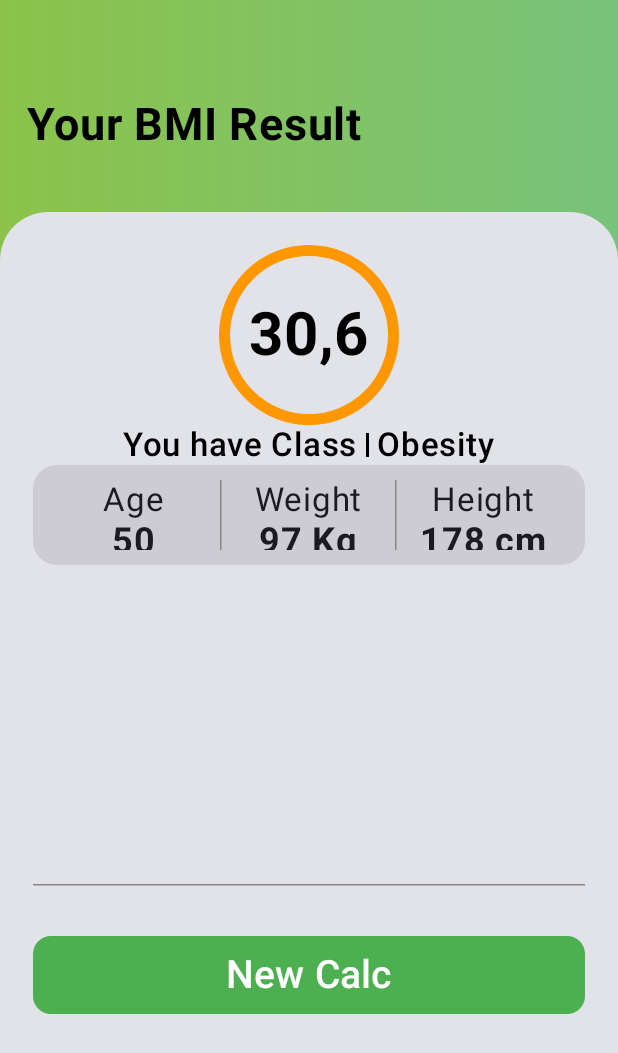
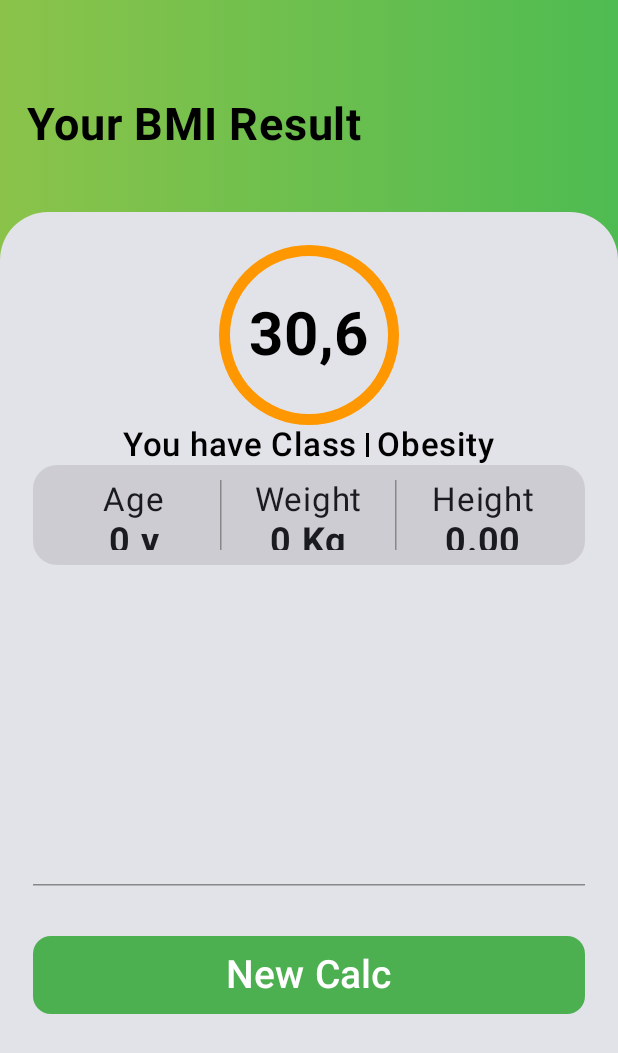
Before and after one commit to VitorPaes-coder/bmi-2025, an Android app built with Jetpack Compose: the BMIResultScreen screen opened through its navigation route, on a phone screen of 412 x 824 dp. Shown: the top 1053 px of the screen. Run offline under Robolectric (Android 15) with nearby library versions, the phone set to English and light mode, and no system bars.

Commit message:
inicio da logica de calculo de imc

```diff
--- a/app/src/main/java/br/senai/sp/jandira/bmi/screens/BMIResultScreen.kt
+++ b/app/src/main/java/br/senai/sp/jandira/bmi/screens/BMIResultScreen.kt
@@ -1,5 +1,6 @@
 package br.senai.sp.jandira.bmi.screens
 
+import android.content.Context
 import androidx.compose.foundation.BorderStroke
 import androidx.compose.foundation.background
 import androidx.compose.foundation.layout.Arrangement
@@ -25,6 +26,7 @@ import androidx.compose.ui.Alignment
 import androidx.compose.ui.Modifier
 import androidx.compose.ui.graphics.Brush
 import androidx.compose.ui.graphics.Color
+import androidx.compose.ui.platform.LocalContext
 import androidx.compose.ui.res.stringResource
 import androidx.compose.ui.text.font.FontWeight
 import androidx.compose.ui.tooling.preview.Preview
@@ -32,9 +34,25 @@ import androidx.compose.ui.unit.dp
 import androidx.compose.ui.unit.sp
 import androidx.navigation.NavHostController
 import br.senai.sp.jandira.bmi.R
+import br.senai.sp.jandira.bmi.model.BmiStatus
+import kotlinx.serialization.StringFormat
+import java.util.Locale
 
 @Composable
 fun BMIResultScreen(navController: NavHostController?) {
+
+    val context = LocalContext.current
+    val sharedUserFile = context
+        .getSharedPreferences("usuario", Context.MODE_PRIVATE)
+
+    val age= sharedUserFile.getInt("user_age", 0)
+    val weight= sharedUserFile.getInt("user_weight", 0)
+    var height= sharedUserFile.getInt("user_height", 0).toDouble()
+
+    height /= 100
+
+
+
     Box(
         modifier = Modifier
             .fillMaxSize()
@@ -42,7 +60,7 @@ fun BMIResultScreen(navController: NavHostController?) {
                 brush = Brush.horizontalGradient(
                     listOf(
                         Color(0xFF8BC34A),
-                        Color(0xBE4CAF50)
+                        Color(0xBE13A618)
                     )
                 )
             )
@@ -165,7 +183,7 @@ fun BMIResultScreen(navController: NavHostController?) {
                                         fontSize = 22.sp
                                     )
                                     Text(
-                                        text = "50",
+                                        text = "$age y",
                                         fontSize = 24.sp,
                                         fontWeight = FontWeight.Bold
                                     )
@@ -186,7 +204,7 @@ fun BMIResultScreen(navController: NavHostController?) {
                                         fontSize = 22.sp
                                     )
                                     Text(
-                                        text = "97 Kg",
+                                        text = "$weight Kg",
                                         fontSize = 24.sp,
                                         fontWeight = FontWeight.Bold
                                     )
@@ -207,7 +225,11 @@ fun BMIResultScreen(navController: NavHostController?) {
                                         fontSize = 22.sp
                                     )
                                     Text(
-                                        text = "178 cm",
+                                        text = String.format(
+                                            Locale.getDefault(),
+                                            "%.2f",
+                                            height
+                                        ),
                                         fontSize = 24.sp,
                                         fontWeight = FontWeight.Bold
                                     )
--- a/app/src/main/java/br/senai/sp/jandira/bmi/screens/TelaInicial.kt
+++ b/app/src/main/java/br/senai/sp/jandira/bmi/screens/TelaInicial.kt
@@ -64,7 +64,7 @@ fun TelaInicial(navController: NavHostController?) {
                 brush = Brush.horizontalGradient(
                     listOf(
                         Color(0xFF8BC34A),
-                        Color(0xBE4CAF50)
+                        Color(0xBE13A618)
                     )
                 )
             )
--- a/app/src/main/res/values/colors.xml
+++ b/app/src/main/res/values/colors.xml
@@ -7,4 +7,10 @@
     <color name="teal_700">#FF018786</color>
     <color name="black">#FF000000</color>
     <color name="white">#FFFFFFFF</color>
+    <color name="light_blue">#83e5fa</color>
+    <color name="light_green">#FF4CC886</color>
+    <color name="yellow">#FFEDE735</color>
+    <color name="light_orange">#FFFFA903</color>
+    <color name="dark_orange">#FFFE5B00</color>
+    <color name="red">#FFFF292A</color>
 </resources>
```
Also changed, not shown: app/src/main/java/br/senai/sp/jandira/bmi/calcs/BmiCalc.kt (added, +29 -0 lines), app/src/main/java/br/senai/sp/jandira/bmi/model/Bmi.kt (added, +9 -0 lines), app/src/main/java/br/senai/sp/jandira/bmi/model/BmiStatus.kt (added, +10 -0 lines), app/src/main/java/br/senai/sp/jandira/bmi/screens/UserDataScreen.kt (+12 -8 lines).
